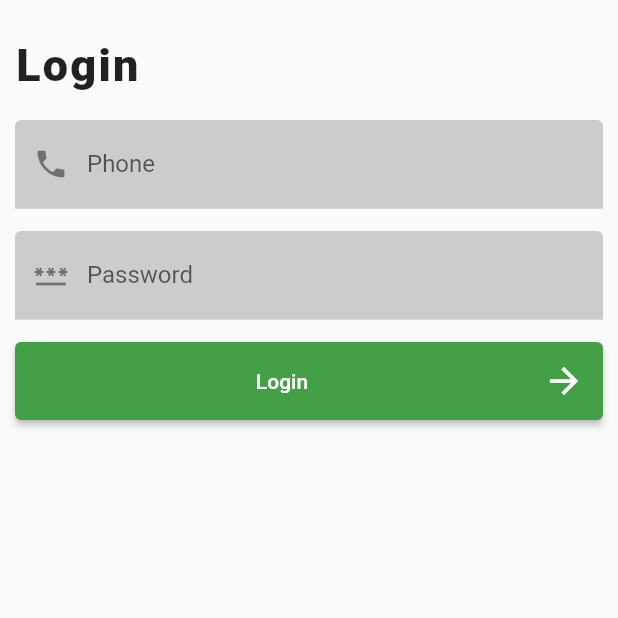
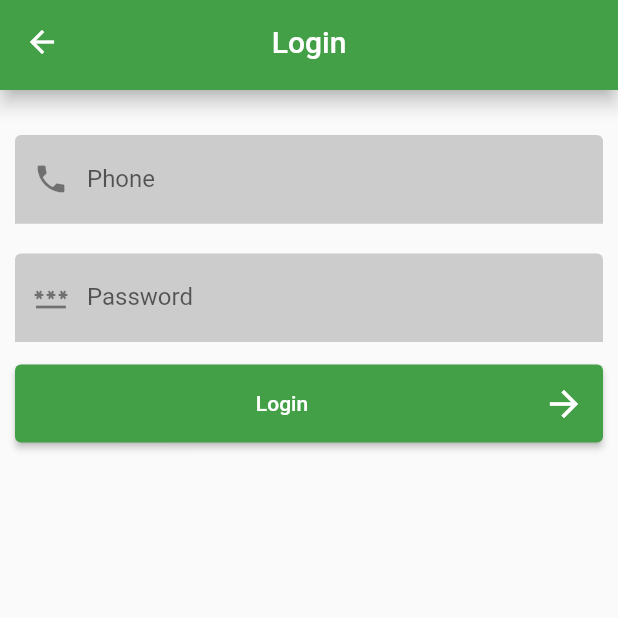
Before and after one commit to mutasimbillah/flutter-pos-canada, a Flutter app: the LoginView screen opened by its route, on a phone screen of 412 x 824 dp, the top half of it. Run offline on Flutter 3.47's test engine with Material 2 defaults, Android fonts, the phone set to English and light mode, and no system bars; our stand-ins replace dio, dropdown_search, firebase_core, firebase_messaging, flutter_local_notifications, get and 1 more; missing offline and left inert: dart:html; accounts and stored records are empty.

Commit message:
fcm update

```diff
--- a/lib/app/data/services/fcm_service.dart
+++ b/lib/app/data/services/fcm_service.dart
@@ -1,3 +1,5 @@
+import 'dart:html';
+
 import 'package:firebase_core/firebase_core.dart';
 import 'package:firebase_messaging/firebase_messaging.dart';
 import 'package:flutter/material.dart';
@@ -79,9 +81,9 @@ class FcmService extends GetxService {
         .resolvePlatformSpecificImplementation<
             AndroidFlutterLocalNotificationsPlugin>()
         ?.createNotificationChannel(channel);
+    //
+    handleForeground();
     //Token
-    handleBackground();
-    handleForeground();
     getToken();
     return this;
   }
--- a/lib/app/modules/login/views/login_view.dart
+++ b/lib/app/modules/login/views/login_view.dart
@@ -14,10 +14,10 @@ class LoginView extends GetView<LoginController> {
   @override
   Widget build(BuildContext context) {
     return Scaffold(
-      // appBar: CustomAppBar(
-      //   backgroundColor: ColorManager.PRIMARY,
-      //   title: "Hello World!",
-      // ),
+      appBar: CustomAppBar(
+        backgroundColor: ColorManager.PRIMARY,
+        title: "Login",
+      ),
       body: SafeArea(
         child: SingleChildScrollView(
           child: Container(
@@ -25,12 +25,8 @@ class LoginView extends GetView<LoginController> {
             child: Column(
               crossAxisAlignment: CrossAxisAlignment.start,
               children: [
-                Padding(
-                  padding: EdgeInsets.symmetric(horizontal: 0, vertical: 20),
-                  child: Text(
-                    "Login",
-                    style: CustomTextTheme.header,
-                  ),
+                SizedBox(
+                  height: 20,
                 ),
                 TextFormField(
                   keyboardType: TextInputType.number,
@@ -47,7 +43,7 @@ class LoginView extends GetView<LoginController> {
                   },
                 ),
                 SizedBox(
-                  height: 15,
+                  height: 20,
                 ),
                 TextFormField(
                   obscureText: true,
--- a/lib/app/routes/app_pages.dart
+++ b/lib/app/routes/app_pages.dart
@@ -12,7 +12,7 @@ part 'app_routes.dart';
 class AppPages {
   AppPages._();
 
-  static const INITIAL = Routes.LOGIN;
+  static const INITIAL = Routes.HOME;
 
   static final routes = [
     GetPage(
--- a/pubspec.yaml
+++ b/pubspec.yaml
@@ -13,6 +13,8 @@ dependencies:
   firebase_core: 1.14.0
   firebase_messaging: 11.2.12
   flutter_local_notifications: 9.4.0
+  dropdown_search: 3.0.1
+  dio: 4.0.6
   flutter:
     sdk: flutter
 
```
Also changed, not shown: lib/app/data/models/user_model.dart (added, +31 -0 lines), lib/app/data/services/api/api_service.dart (+16 -0 lines), lib/app/modules/home/views/home_view.dart (+22 -6 lines), lib/main.dart (+13 -1 lines), pubspec.lock.
